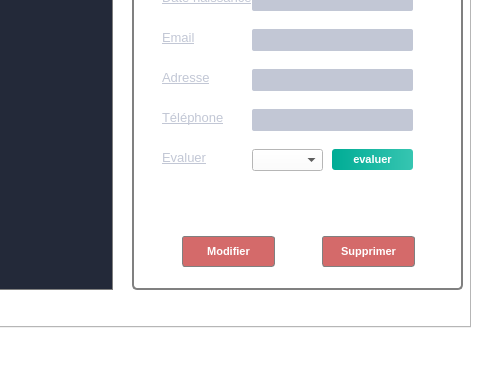
The window that mainwindow.ui (AlaBelgacem/SmartAid-2A1) describes before a commit, drawn with Qt 5; both pictures show x 800 to 1280 and y 333 to 720 of the 1280 by 720 pixel window.
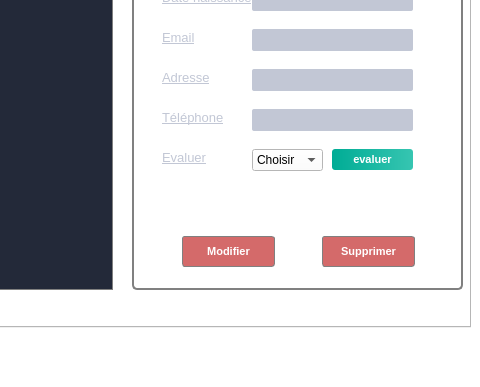
The same window after the commit. The open tabs and pages were chosen to show the change. Icons and pictures are not drawn.

What changed in the file:
```diff
--- a/mainwindow.ui
+++ b/mainwindow.ui
@@ -1719,7 +1719,7 @@
          </property>
          <item>
           <property name="text">
-           <string/>
+           <string>Choisir</string>
           </property>
          </item>
          <item>
```
